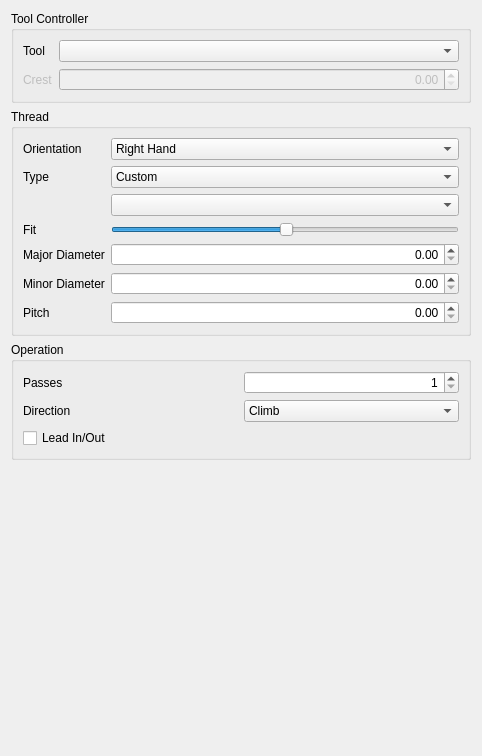
The window that src/Mod/Path/Gui/Resources/panels/PageOpThreadMillingEdit.ui (southseact-3d/fcd) describes before a commit, drawn with Qt 5.
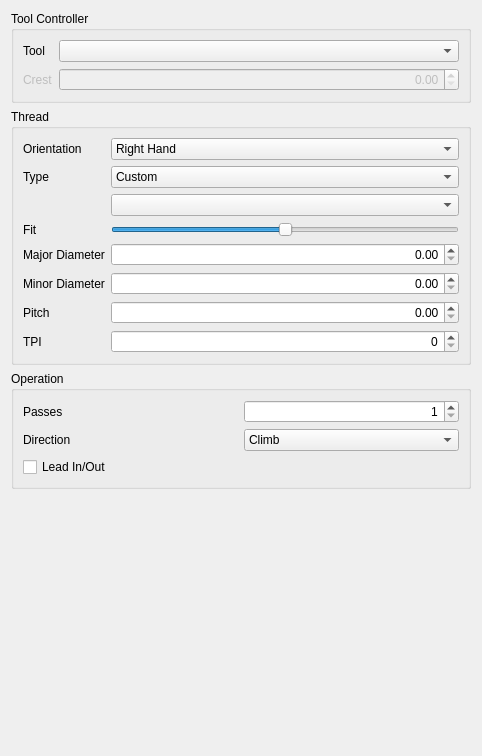
The same window after the commit. Custom widgets are drawn as their Qt base class.

Commit message: Added support for imperial threads to thread milling

Diff of the .ui file:
```diff
--- a/src/Mod/Path/Gui/Resources/panels/PageOpThreadMillingEdit.ui
+++ b/src/Mod/Path/Gui/Resources/panels/PageOpThreadMillingEdit.ui
@@ -82,6 +82,9 @@
       </item>
       <item row="3" column="1">
        <widget class="QSlider" name="threadFit">
+        <property name="maximum">
+         <number>100</number>
+        </property>
         <property name="value">
          <number>50</number>
         </property>
@@ -132,6 +135,20 @@
         </property>
        </widget>
       </item>
+      <item row="7" column="1">
+       <widget class="QSpinBox" name="threadTPI">
+        <property name="alignment">
+         <set>Qt::AlignRight|Qt::AlignTrailing|Qt::AlignVCenter</set>
+        </property>
+       </widget>
+      </item>
+      <item row="7" column="0">
+       <widget class="QLabel" name="threadTPILabel">
+        <property name="text">
+         <string>TPI</string>
+        </property>
+       </widget>
+      </item>
      </layout>
     </widget>
    </item>
```
Left out of the diff: 2 changed lines with no effect on the pictures. The commit also changes 7 other files.
